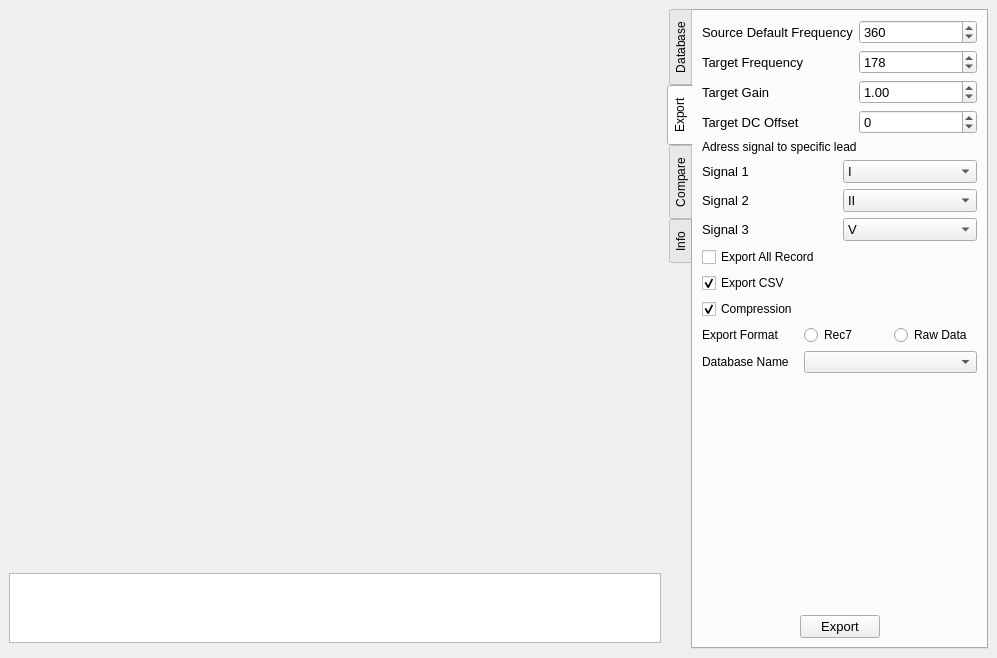
The window that src/Views/mainwindow.ui (erfanmohammadzadeh/QCardio) describes before a commit, drawn with Qt 5.
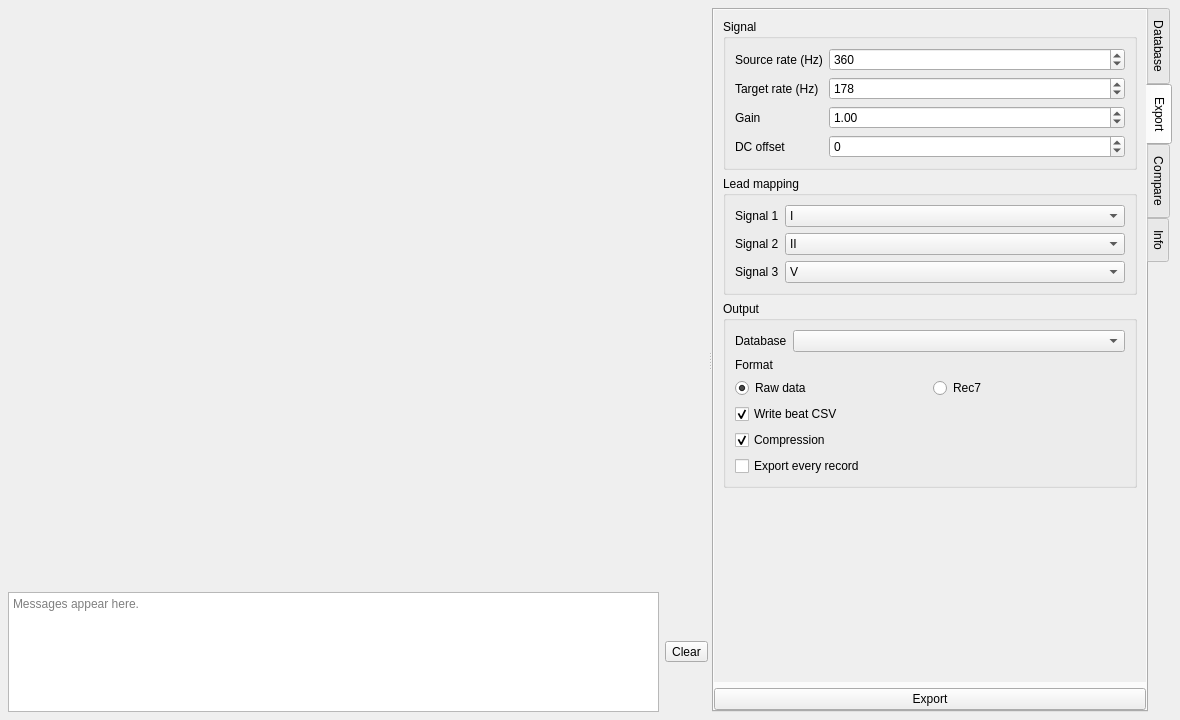
The same window after the commit. The open tabs and pages were chosen to show the change.

```diff
--- a/src/Views/mainwindow.ui
+++ b/src/Views/mainwindow.ui
@@ -6,35 +6,69 @@
    <rect>
     <x>0</x>
     <y>0</y>
-    <width>997</width>
-    <height>658</height>
+    <width>1180</width>
+    <height>720</height>
    </rect>
   </property>
+  <property name="minimumSize">
+   <size>
+    <width>960</width>
+    <height>600</height>
+   </size>
+  </property>
   <property name="windowTitle">
    <string>QCardio </string>
   </property>
   <widget class="QWidget" name="centralwidget">
-   <layout class="QGridLayout" name="gridLayout_3">
-    <item row="0" column="0">
-     <layout class="QGridLayout" name="gridLayoutMain" rowstretch="1,0" columnstretch="1,0">
-      <item row="0" column="0">
-       <layout class="QGridLayout" name="gridLayoutSignalAndLog" rowstretch="10,1">
-        <item row="1" column="0">
-         <layout class="QGridLayout" name="gridLayoutProgress">
-          <item row="1" column="0">
-           <widget class="QTextEdit" name="textEditLogs">
-            <property name="readOnly">
-             <bool>true</bool>
-            </property>
-           </widget>
-          </item>
-          <item row="0" column="0">
-           <layout class="QGridLayout" name="gridLayoutProgressBar"/>
-          </item>
-         </layout>
-        </item>
-        <item row="0" column="0">
+   <layout class="QVBoxLayout" name="verticalLayoutRoot">
+    <property name="spacing">
+     <number>8</number>
+    </property>
+    <property name="leftMargin">
+     <number>8</number>
+    </property>
+    <property name="topMargin">
+     <number>8</number>
+    </property>
+    <property name="rightMargin">
+     <number>8</number>
+    </property>
+    <property name="bottomMargin">
+     <number>8</number>
+    </property>
+    <item>
+     <widget class="QSplitter" name="splitterMain">
+      <property name="orientation">
+       <enum>Qt::Orientation::Horizontal</enum>
+      </property>
+      <property name="childrenCollapsible">
+       <bool>false</bool>
+      </property>
+      <widget class="QWidget" name="panelTrace">
+       <layout class="QVBoxLayout" name="verticalLayoutTrace">
+        <property name="spacing">
+         <number>6</number>
+        </property>
+        <property name="leftMargin">
+         <number>0</number>
+        </property>
+        <property name="topMargin">
+         <number>0</number>
+        </property>
+        <property name="rightMargin">
+         <number>0</number>
+        </property>
+        <property name="bottomMargin">
+         <number>0</number>
+        </property>
+        <item>
          <widget class="QWidget" name="widgetSignal" native="true">
+          <property name="sizePolicy">
+           <sizepolicy hsizetype="Expanding" vsizetype="Expanding">
+            <horstretch>1</horstretch>
+            <verstretch>1</verstretch>
+           </sizepolicy>
+          </property>
           <layout class="QVBoxLayout" name="verticalLayoutSignal">
            <property name="leftMargin">
             <number>0</number>
@@ -51,23 +85,61 @@
           </layout>
          </widget>
         </item>
-       </layout>
-      </item>
-      <item row="0" column="1" rowspan="2">
+        <item>
+         <layout class="QHBoxLayout" name="horizontalLayoutLog">
+          <item>
+           <widget class="QTextEdit" name="textEditLogs">
+            <property name="maximumSize">
+             <size>
+              <width>16777215</width>
+              <height>120</height>
+             </size>
+            </property>
+            <property name="readOnly">
+             <bool>true</bool>
+            </property>
+            <property name="placeholderText">
+             <string>Messages appear here.</string>
+            </property>
+           </widget>
+          </item>
+          <item>
+           <widget class="QToolButton" name="toolButtonClearLogs">
+            <property name="toolTip">
+             <string>Clear the message log</string>
+            </property>
+            <property name="text">
+             <string>Clear</string>
+            </property>
+           </widget>
+          </item>
+         </layout>
+        </item>
+        <item>
+         <layout class="QGridLayout" name="gridLayoutProgressBar"/>
+        </item>
+       </layout>
+      </widget>
        <widget class="QTabWidget" name="tabWidget">
-        <property name="contextMenuPolicy">
-         <enum>Qt::ContextMenuPolicy::DefaultContextMenu</enum>
-        </property>
-        <property name="layoutDirection">
-         <enum>Qt::LayoutDirection::LeftToRight</enum>
+       <property name="minimumSize">
+        <size>
+         <width>340</width>
+         <height>0</height>
+        </size>
+       </property>
+       <property name="maximumSize">
+        <size>
+         <width>460</width>
+         <height>16777215</height>
+        </size>
         </property>
         <property name="tabPosition">
-         <enum>QTabWidget::TabPosition::West</enum>
+        <enum>QTabWidget::TabPosition::East</enum>
         </property>
         <property name="currentIndex">
-         <number>3</number>
-        </property>
-        <property name="tabBarAutoHide">
+        <number>0</number>
+       </property>
+       <property name="documentMode">
          <bool>false</bool>
         </property>
         <widget class="QWidget" name="tab">
@@ -182,104 +254,94 @@
          <attribute name="title">
           <string>Export</string>
          </attribute>
-         <layout class="QGridLayout" name="gridLayout_7">
-          <item row="2" column="0" colspan="3">
-           <layout class="QGridLayout" name="gridLayout_6">
-            <item row="1" column="0">
-             <widget class="QCheckBox" name="checkBoxExportCSV">
-              <property name="text">
-               <string>Export CSV</string>
-              </property>
-              <property name="checked">
-               <bool>true</bool>
-              </property>
-             </widget>
-            </item>
-            <item row="3" column="1">
-             <widget class="QRadioButton" name="radioButtonRec7">
-              <property name="text">
-               <string>Rec7</string>
-              </property>
-              <property name="checked">
-               <bool>false</bool>
-              </property>
-             </widget>
-            </item>
-            <item row="4" column="0">
-             <widget class="QLabel" name="label_6">
-              <property name="text">
-               <string>Database Name</string>
-              </property>
-             </widget>
-            </item>
-            <item row="2" column="0">
-             <widget class="QCheckBox" name="checkBoxCompression">
-              <property name="text">
-               <string>Compression</string>
-              </property>
-              <property name="checked">
+        <layout class="QVBoxLayout" name="verticalLayoutExportPage">
+         <property name="leftMargin">
+          <number>0</number>
+         </property>
+         <property name="topMargin">
+          <number>0</number>
+         </property>
+         <property name="rightMargin">
+          <number>0</number>
+         </property>
+         <property name="bottomMargin">
+          <number>0</number>
+         </property>
+         <item>
+          <widget class="QScrollArea" name="scrollExport">
+           <property name="frameShape">
+            <enum>QFrame::Shape::NoFrame</enum>
+           </property>
+           <property name="widgetResizable">
                <bool>true</bool>
               </property>
-             </widget>
-            </item>
-            <item row="4" column="1" colspan="2">
-             <widget class="QComboBox" name="comboBoxDatabaseName"/>
-            </item>
-            <item row="0" column="0" colspan="2">
-             <widget class="QCheckBox" name="checkBoxExportAllData">
-              <property name="text">
-               <string>Export All Record </string>
-              </property>
-             </widget>
-            </item>
-            <item row="3" column="2">
-             <widget class="QRadioButton" name="radioButtonRawSample">
-              <property name="text">
-               <string>Raw Data</string>
-              </property>
-             </widget>
-            </item>
-            <item row="3" column="0">
-             <widget class="QLabel" name="label_7">
-              <property name="text">
-               <string>Export Format</string>
-              </property>
-             </widget>
-            </item>
-           </layout>
-          </item>
-          <item row="0" column="0" colspan="3">
-           <layout class="QGridLayout" name="gridLayoutFreq">
+           <widget class="QWidget" name="scrollExportContents">
+            <property name="geometry">
+             <rect>
+              <x>0</x>
+              <y>0</y>
+              <width>430</width>
+              <height>670</height>
+             </rect>
+            </property>
+            <layout class="QVBoxLayout" name="verticalLayoutExport">
+             <item>
+              <widget class="QGroupBox" name="groupSignal">
+               <property name="title">
+                <string>Signal</string>
+               </property>
+               <layout class="QFormLayout" name="formSignal">
             <item row="0" column="0">
              <widget class="QLabel" name="label">
-              <property name="font">
-               <font>
-                <pointsize>10</pointsize>
-               </font>
-              </property>
+                  <property name="text">
+                   <string>Source rate (Hz)</string>
+                  </property>
+                 </widget>
+                </item>
+                <item row="0" column="1">
+                 <widget class="QSpinBox" name="spinBoxSourceFreq">
+                  <property name="minimum">
+                   <number>1</number>
+                  </property>
+                  <property name="maximum">
+                   <number>1000</number>
+                  </property>
+                  <property name="value">
+                   <number>360</number>
+                  </property>
+                 </widget>
+                </item>
+                <item row="1" column="0">
+                 <widget class="QLabel" name="labelTargetFreq">
               <property name="text">
-               <string>Source Default Frequency</string>
+                   <string>Target rate (Hz)</string>
               </property>
              </widget>
             </item>
-            <item row="3" column="0">
-             <widget class="QLabel" name="labelOffset">
-              <property name="font">
-               <font>
-                <pointsize>10</pointsize>
-               </font>
-              </property>
+                <item row="1" column="1">
+                 <widget class="QSpinBox" name="spinBoxTargetFreq">
+                  <property name="minimum">
+                   <number>50</number>
+                  </property>
+                  <property name="maximum">
+                   <number>1000</number>
+                  </property>
+                  <property name="value">
+                   <number>178</number>
+                  </property>
+                 </widget>
+                </item>
+                <item row="2" column="0">
+                 <widget class="QLabel" name="labelGain">
               <property name="text">
-               <string>Target DC Offset</string>
+                   <string>Gain</string>
               </property>
              </widget>
             </item>
             <item row="2" column="1">
              <widget class="QDoubleSpinBox" name="doubleSpinBoxGain">
-              <property name="font">
-               <font>
-                <pointsize>10</pointsize>
-               </font>
+                  <property name="decimals">
+                   <number>2</number>
               </property>
               <property name="minimum">
                <double>0.100000000000000</double>
@@ -289,13 +351,15 @@
               </property>
              </widget>
             </item>
+                <item row="3" column="0">
+                 <widget class="QLabel" name="labelOffset">
+                  <property name="text">
+                   <string>DC offset</string>
+                  </property>
+                 </widget>
+                </item>
             <item row="3" column="1">
              <widget class="QSpinBox" name="spinBoxOffset">
-              <property name="font">
-               <font>
-                <pointsize>10</pointsize>
-               </font>
-              </property>
               <property name="minimum">
                <number>-2000</number>
               </property>
@@ -304,180 +368,89 @@
               </property>
              </widget>
             </item>
+               </layout>
+              </widget>
+             </item>
+             <item>
+              <widget class="QGroupBox" name="groupLeads">
+               <property name="title">
+                <string>Lead mapping</string>
+               </property>
+               <layout class="QFormLayout" name="formLeads">
+                <item row="0" column="0">
+                 <widget class="QLabel" name="label_2">
+                  <property name="text">
+                   <string>Signal 1</string>
+                  </property>
+                 </widget>
+                </item>
+                <item row="0" column="1">
+                 <widget class="QComboBox" name="comboBoxSignal1">
+                  <item>
+                   <property name="text">
+                    <string>I</string>
+                   </property>
+                  </item>
+                  <item>
+                   <property name="text">
+                    <string>II</string>
+                   </property>
+                  </item>
+                  <item>
+                   <property name="text">
+                    <string>V</string>
+                   </property>
+                  </item>
+                  <item>
+                   <property name="text">
+                    <string>None</string>
+                   </property>
+                  </item>
+                 </widget>
+                </item>
             <item row="1" column="0">
-             <widget class="QLabel" name="labelTargetFreq">
-              <property name="font">
-               <font>
-                <pointsize>10</pointsize>
-               </font>
-              </property>
+                 <widget class="QLabel" name="label_3">
               <property name="text">
-               <string>Target Frequency</string>
-              </property>
-             </widget>
-            </item>
-            <item row="2" column="0">
-             <widget class="QLabel" name="labelGain">
-              <property name="font">
-               <font>
-                <pointsize>10</pointsize>
-               </font>
-              </property>
-              <property name="text">
-               <string>Target Gain</string>
+                   <string>Signal 2</string>
               </property>
              </widget>
             </item>
             <item row="1" column="1">
-             <widget class="QSpinBox" name="spinBoxTargetFreq">
-              <property name="font">
-               <font>
-                <pointsize>10</pointsize>
-               </font>
-              </property>
-              <property name="minimum">
-               <number>50</number>
-              </property>
-              <property name="maximum">
-               <number>1000</number>
-              </property>
-              <property name="value">
-               <number>178</number>
-              </property>
-             </widget>
-            </item>
-            <item row="0" column="1">
-             <widget class="QSpinBox" name="spinBoxSourceFreq">
-              <property name="font">
-               <font>
-                <pointsize>10</pointsize>
-               </font>
-              </property>
-              <property name="minimum">
+                 <widget class="QComboBox" name="comboBoxSignal2">
+                  <property name="currentIndex">
                <number>1</number>
               </property>
-              <property name="maximum">
-               <number>1000</number>
-              </property>
-              <property name="value">
-               <number>360</number>
-              </property>
-             </widget>
-            </item>
-           </layout>
-          </item>
-          <item row="3" column="1">
-           <spacer name="verticalSpacer_2">
-            <property name="orientation">
-             <enum>Qt::Orientation::Vertical</enum>
-            </property>
-            <property name="sizeHint" stdset="0">
-             <size>
-              <width>20</width>
-              <height>254</height>
-             </size>
-            </property>
-           </spacer>
-          </item>
-          <item row="1" column="0" colspan="3">
-           <layout class="QGridLayout" name="gridLayout_4">
-            <item row="3" column="0">
+                  <item>
+                   <property name="text">
+                    <string>I</string>
+                   </property>
+                  </item>
+                  <item>
+                   <property name="text">
+                    <string>II</string>
+                   </property>
+                  </item>
+                  <item>
+                   <property name="text">
+                    <string>V</string>
+                   </property>
+                  </item>
+                  <item>
+                   <property name="text">
+                    <string>None</string>
+                   </property>
+                  </item>
+                 </widget>
+                </item>
+                <item row="2" column="0">
              <widget class="QLabel" name="label_4">
-              <property name="font">
-               <font>
-                <pointsize>10</pointsize>
-               </font>
-              </property>
               <property name="text">
                <string>Signal 3</string>
               </property>
              </widget>
             </item>
             <item row="2" column="1">
-             <widget class="QComboBox" name="comboBoxSignal2">
-              <property name="font">
-               <font>
-                <pointsize>10</pointsize>
-               </font>
-              </property>
-              <property name="currentIndex">
-               <number>1</number>
-              </property>
-              <item>
-               <property name="text">
-                <string>I</string>
-               </property>
-              </item>
-              <item>
-               <property name="text">
-                <string>II</string>
-               </property>
-              </item>
-              <item>
-               <property name="text">
-                <string>V</string>
-               </property>
-              </item>
-              <item>
-               <property name="text">
-                <string>None</string>
-               </property>
-              </item>
-             </widget>
-            </item>
-            <item row="2" column="0">
-             <widget class="QLabel" name="label_3">
-              <property name="font">
-               <font>
-                <pointsize>10</pointsize>
-               </font>
-              </property>
-              <property name="text">
-               <string>Signal 2 </string>
-              </property>
-             </widget>
-            </item>
-            <item row="1" column="1">
-             <widget class="QComboBox" name="comboBoxSignal1">
-              <property name="font">
-               <font>
-                <pointsize>10</pointsize>
-               </font>
-              </property>
-              <item>
-               <property name="text">
-                <string>I</string>
-               </property>
-              </item>
-              <item>
-               <property name="text">
-                <string>II</string>
-               </property>
-              </item>
-              <item>
-               <property name="text">
-                <string>V</string>
-               </property>
-              </item>
-              <item>
-               <property name="text">
-                <string>None</string>
-               </property>
-              </item>
-              <item>
-               <property name="text">
-                <string/>
-               </property>
-              </item>
-             </widget>
-            </item>
-            <item row="3" column="1">
              <widget class="QComboBox" name="comboBoxSignal3">
-              <property name="font">
-               <font>
-                <pointsize>10</pointsize>
-               </font>
-              </property>
               <property name="currentIndex">
                <number>2</number>
               </property>
@@ -503,65 +476,111 @@
               </item>
              </widget>
             </item>
-            <item row="1" column="0">
-             <widget class="QLabel" name="label_2">
-              <property name="font">
-               <font>
-                <pointsize>10</pointsize>
-               </font>
-              </property>
+               </layout>
+              </widget>
+             </item>
+             <item>
+              <widget class="QGroupBox" name="groupOutput">
+               <property name="title">
+                <string>Output</string>
+               </property>
+               <layout class="QVBoxLayout" name="verticalLayoutOutput">
+                <item>
+                 <layout class="QFormLayout" name="formDatabase">
+                  <item row="0" column="0">
+                   <widget class="QLabel" name="label_6">
               <property name="text">
-               <string>Signal 1</string>
+                     <string>Database</string>
               </property>
              </widget>
             </item>
-            <item row="0" column="0" colspan="2">
-             <widget class="QLabel" name="label_5">
+                  <item row="0" column="1">
+                   <widget class="QComboBox" name="comboBoxDatabaseName"/>
+                  </item>
+                 </layout>
+                </item>
+                <item>
+                 <widget class="QLabel" name="label_7">
               <property name="text">
-               <string>Adress signal to specific lead</string>
+                   <string>Format</string>
               </property>
              </widget>
             </item>
-           </layout>
-          </item>
-          <item row="4" column="1">
+                <item>
+                 <layout class="QHBoxLayout" name="horizontalLayoutFormat">
+                  <item>
+                   <widget class="QRadioButton" name="radioButtonRawSample">
+                    <property name="text">
+                     <string>Raw data</string>
+                    </property>
+                    <property name="checked">
+                     <bool>true</bool>
+                    </property>
+                   </widget>
+                  </item>
+                  <item>
+                   <widget class="QRadioButton" name="radioButtonRec7">
+                    <property name="text">
+                     <string>Rec7</string>
+                    </property>
+                   </widget>
+                  </item>
+                 </layout>
+                </item>
+                <item>
+                 <widget class="QCheckBox" name="checkBoxExportCSV">
+                  <property name="text">
+                   <string>Write beat CSV</string>
+                  </property>
+                  <property name="checked">
+                   <bool>true</bool>
+                  </property>
+                 </widget>
+                </item>
+                <item>
+                 <widget class="QCheckBox" name="checkBoxCompression">
+                  <property name="text">
+                   <string>Compression</string>
+                  </property>
+                  <property name="checked">
+                   <bool>true</bool>
+                  </property>
+                 </widget>
+                </item>
+                <item>
+                 <widget class="QCheckBox" name="checkBoxExportAllData">
+                  <property name="text">
+                   <string>Export every record</string>
+                  </property>
+                 </widget>
+                </item>
+               </layout>
+              </widget>
+             </item>
+             <item>
+              <spacer name="verticalSpacerExport">
+               <property name="orientation">
+                <enum>Qt::Orientation::Vertical</enum>
+               </property>
+               <property name="sizeHint" stdset="0">
+                <size>
+                 <width>20</width>
+                 <height>8</height>
+                </size>
+               </property>
+              </spacer>
+             </item>
+            </layout>
+           </widget>
+          </widget>
+         </item>
+         <item>
            <widget class="QPushButton" name="pushButtonExport">
-            <property name="font">
-             <font>
-              <pointsize>10</pointsize>
-             </font>
-            </property>
             <property name="text">
              <string>Export</string>
             </property>
            </widget>
           </item>
-          <item row="4" column="0">
-           <spacer name="horizontalSpacer">
-            <property name="orientation">
-             <enum>Qt::Orientation::Horizontal</enum>
-            </property>
-            <property name="sizeHint" stdset="0">
-             <size>
-              <width>40</width>
-              <height>20</height>
-             </size>
-            </property>
-           </spacer>
-          </item>
-          <item row="4" column="2">
-           <spacer name="horizontalSpacer_4">
-            <property name="orientation">
-             <enum>Qt::Orientation::Horizontal</enum>
-            </property>
-            <property name="sizeHint" stdset="0">
-             <size>
-              <width>40</width>
-              <height>20</height>
-             </size>
-            </property>
-           </spacer>
-          </item>
          </layout>
         </widget>
         <widget class="QWidget" name="Compare">
@@ -798,8 +817,7 @@
          </layout>
         </widget>
        </widget>
-      </item>
-     </layout>
+     </widget>
     </item>
    </layout>
   </widget>
```
Left out of the diff: 446 changed lines with no effect on the pictures. Lines whose indentation alone changed are shown as unchanged.
